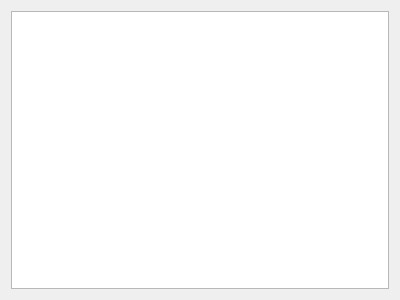
Old version of the form src/ui/qgsexpressionbuilder.ui in the repository qgis/QGIS.
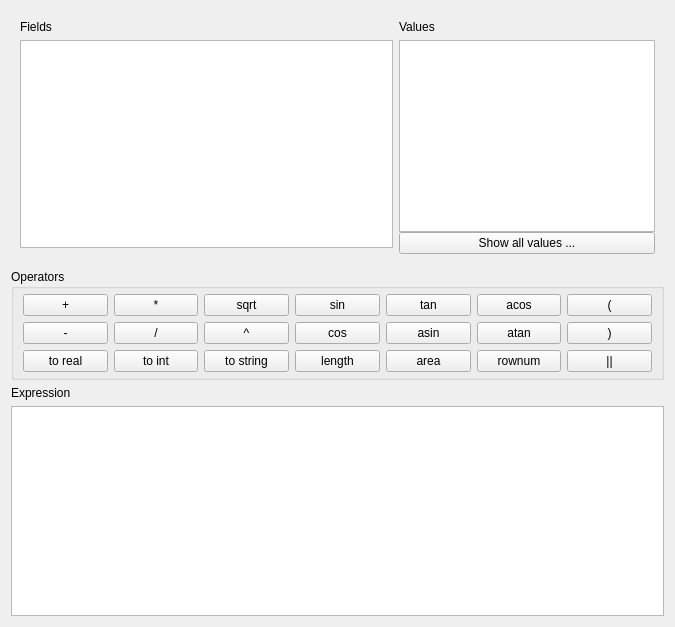
New version of the form.

Commit message: Copy layout and code from field calculator for expression builder widget

```diff
--- a/src/ui/qgsexpressionbuilder.ui
+++ b/src/ui/qgsexpressionbuilder.ui
@@ -6,16 +6,263 @@
    <rect>
     <x>0</x>
     <y>0</y>
-    <width>400</width>
-    <height>300</height>
+    <width>675</width>
+    <height>627</height>
    </rect>
   </property>
   <property name="windowTitle">
    <string>Form</string>
   </property>
   <layout class="QGridLayout" name="gridLayout">
-   <item row="0" column="0" colspan="2">
-    <widget class="QTextEdit" name="txtExpressionString"/>
+   <item row="0" column="0">
+    <widget class="QFrame" name="frame">
+     <layout class="QGridLayout" name="gridLayout_3">
+      <item row="1" column="0">
+       <widget class="QListWidget" name="mFieldsListWidget">
+        <property name="minimumSize">
+         <size>
+          <width>0</width>
+          <height>0</height>
+         </size>
+        </property>
+        <property name="alternatingRowColors">
+         <bool>true</bool>
+        </property>
+       </widget>
+      </item>
+      <item row="0" column="0">
+       <widget class="QLabel" name="label">
+        <property name="text">
+         <string>Fields</string>
+        </property>
+        <property name="textFormat">
+         <enum>Qt::AutoText</enum>
+        </property>
+       </widget>
+      </item>
+      <item row="0" column="1">
+       <widget class="QLabel" name="label_2">
+        <property name="text">
+         <string>Values</string>
+        </property>
+       </widget>
+      </item>
+      <item row="1" column="1" rowspan="2" colspan="2">
+       <widget class="QFrame" name="mValuesFrame">
+        <layout class="QGridLayout">
+         <property name="margin">
+          <number>0</number>
+         </property>
+         <property name="spacing">
+          <number>0</number>
+         </property>
+         <item row="0" column="1" rowspan="3">
+          <widget class="QListWidget" name="mValueListWidget">
+           <property name="minimumSize">
+            <size>
+             <width>0</width>
+             <height>0</height>
+            </size>
+           </property>
+           <property name="alternatingRowColors">
+            <bool>true</bool>
+           </property>
+          </widget>
+         </item>
+         <item row="3" column="1">
+          <widget class="QPushButton" name="mAllPushButton">
+           <property name="text">
+            <string>Show all values ...</string>
+           </property>
+          </widget>
+         </item>
+        </layout>
+       </widget>
+      </item>
+     </layout>
+    </widget>
+   </item>
+   <item row="1" column="0">
+    <widget class="QGroupBox" name="mOperatorsGroupBox">
+     <property name="title">
+      <string>Operators</string>
+     </property>
+     <layout class="QGridLayout" name="gridLayout_1">
+      <property name="topMargin">
+       <number>5</number>
+      </property>
+      <property name="bottomMargin">
+       <number>5</number>
+      </property>
+      <item row="0" column="4">
+       <widget class="QPushButton" name="mTanButton">
+        <property name="text">
+         <string>tan</string>
+        </property>
+       </widget>
+      </item>
+      <item row="0" column="5">
+       <widget class="QPushButton" name="mACosButton">
+        <property name="text">
+         <string>acos</string>
+        </property>
+       </widget>
+      </item>
+      <item row="2" column="0">
+       <widget class="QPushButton" name="mToRealButton">
+        <property name="text">
+         <string>to real</string>
+        </property>
+       </widget>
+      </item>
+      <item row="2" column="1">
+       <widget class="QPushButton" name="mToIntButton">
+        <property name="text">
+         <string>to int</string>
+        </property>
+       </widget>
+      </item>
+      <item row="0" column="3">
+       <widget class="QPushButton" name="mSinButton">
+        <property name="text">
+         <string>sin</string>
+        </property>
+       </widget>
+      </item>
+      <item row="0" column="2">
+       <widget class="QPushButton" name="mSqrtButton">
+        <property name="text">
+         <string>sqrt</string>
+        </property>
+       </widget>
+      </item>
+      <item row="0" column="1">
+       <widget class="QPushButton" name="mMultiplyPushButton">
+        <property name="text">
+         <string>*</string>
+        </property>
+       </widget>
+      </item>
+      <item row="0" column="0">
+       <widget class="QPushButton" name="mPlusPushButton">
+        <property name="text">
+         <string>+</string>
+        </property>
+       </widget>
+      </item>
+      <item row="0" column="6">
+       <widget class="QPushButton" name="mOpenBracketPushButton">
+        <property name="text">
+         <string>(</string>
+        </property>
+       </widget>
+      </item>
+      <item row="1" column="6">
+       <widget class="QPushButton" name="mCloseBracketPushButton">
+        <property name="text">
+         <string>)</string>
+        </property>
+       </widget>
+      </item>
+      <item row="2" column="6">
+       <widget class="QPushButton" name="mConcatButton">
+        <property name="text">
+         <string>||</string>
+        </property>
+       </widget>
+      </item>
+      <item row="2" column="5">
+       <widget class="QPushButton" name="mRowNumButton">
+        <property name="text">
+         <string>rownum</string>
+        </property>
+       </widget>
+      </item>
+      <item row="1" column="5">
+       <widget class="QPushButton" name="mATanButton">
+        <property name="text">
+         <string>atan</string>
+        </property>
+       </widget>
+      </item>
+      <item row="1" column="4">
+       <widget class="QPushButton" name="mASinButton">
+        <property name="text">
+         <string>asin</string>
+        </property>
+       </widget>
+      </item>
+      <item row="2" column="4">
+       <widget class="QPushButton" name="mAreaButton">
+        <property name="text">
+         <string>area</string>
+        </property>
+       </widget>
+      </item>
+      <item row="2" column="3">
+       <widget class="QPushButton" name="mLengthButton">
+        <property name="text">
+         <string>length</string>
+        </property>
+       </widget>
+      </item>
+      <item row="2" column="2">
+       <widget class="QPushButton" name="mToStringButton">
+        <property name="text">
+         <string>to string</string>
+        </property>
+       </widget>
+      </item>
+      <item row="1" column="3">
+       <widget class="QPushButton" name="mCosButton">
+        <property name="text">
+         <string>cos</string>
+        </property>
+       </widget>
+      </item>
+      <item row="1" column="2">
+       <widget class="QPushButton" name="mExpButton">
+        <property name="text">
+         <string>^</string>
+        </property>
+       </widget>
+      </item>
+      <item row="1" column="1">
+       <widget class="QPushButton" name="mDividePushButton">
+        <property name="text">
+         <string>/</string>
+        </property>
+       </widget>
+      </item>
+      <item row="1" column="0">
+       <widget class="QPushButton" name="mMinusPushButton">
+        <property name="text">
+         <string>-</string>
+        </property>
+       </widget>
+      </item>
+     </layout>
+    </widget>
+   </item>
+   <item row="3" column="0">
+    <widget class="QTextEdit" name="txtExpressionString">
+     <property name="minimumSize">
+      <size>
+       <width>0</width>
+       <height>32</height>
+      </size>
+     </property>
+    </widget>
+   </item>
+   <item row="2" column="0">
+    <widget class="QLabel" name="mExpressionLabel">
+     <property name="text">
+      <string>Expression</string>
+     </property>
+     <property name="buddy">
+      <cstring>txtExpressionString</cstring>
+     </property>
+    </widget>
    </item>
   </layout>
  </widget>
```
The commit also changes 3 other files.
